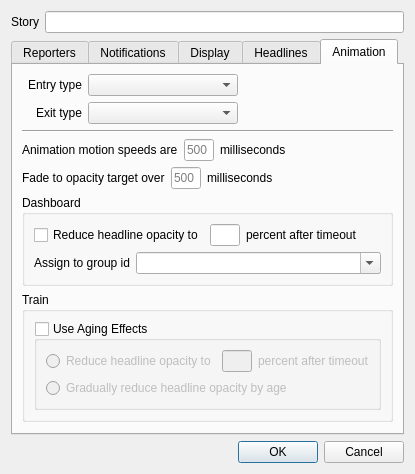
The window that addstorydialog.ui (b0bh00d/Newsroom) describes before a commit, drawn with Qt 5.
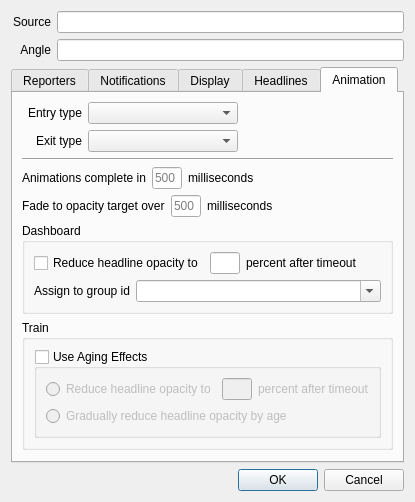
The same window after the commit. The open tabs and pages were chosen to show the change. Icons and pictures are not drawn.

Commit message:
- Refactored the system so that elements covering Stories (Chyrons, Reporters, Producers) all accept and use a single instance of a StoryInfo structure so all settings are consolidated in a single location.
- Corrected a bug in TeamCity that was using the wrong index to access the
report template value.

```diff
--- a/addstorydialog.ui
+++ b/addstorydialog.ui
@@ -7,7 +7,7 @@
     <x>0</x>
     <y>0</y>
     <width>386</width>
-    <height>451</height>
+    <height>479</height>
    </rect>
   </property>
   <property name="windowTitle">
@@ -17,9 +17,15 @@
    <item>
     <layout class="QHBoxLayout" name="horizontalLayout_9">
      <item>
-      <widget class="QLabel" name="label_Target">
+      <widget class="QLabel" name="label_Source">
+       <property name="minimumSize">
+        <size>
+         <width>40</width>
+         <height>0</height>
+        </size>
+       </property>
        <property name="text">
-        <string>Story</string>
+        <string>Source</string>
        </property>
        <property name="alignment">
         <set>Qt::AlignRight|Qt::AlignTrailing|Qt::AlignVCenter</set>
@@ -30,7 +36,38 @@
       </widget>
      </item>
      <item>
-      <widget class="QLineEdit" name="edit_Target"/>
+      <widget class="QLineEdit" name="edit_Source">
+       <property name="toolTip">
+        <string>This is the Source of the Story.  The same Story may be covered by numerous Reporters, each covering a unique Angle.</string>
+       </property>
+      </widget>
+     </item>
+    </layout>
+   </item>
+   <item>
+    <layout class="QHBoxLayout" name="horizontalLayout_15">
+     <item>
+      <widget class="QLabel" name="label_Angle">
+       <property name="minimumSize">
+        <size>
+         <width>40</width>
+         <height>0</height>
+        </size>
+       </property>
+       <property name="text">
+        <string>Angle</string>
+       </property>
+       <property name="alignment">
+        <set>Qt::AlignRight|Qt::AlignTrailing|Qt::AlignVCenter</set>
+       </property>
+      </widget>
+     </item>
+     <item>
+      <widget class="QLineEdit" name="edit_Angle">
+       <property name="toolTip">
+        <string>This is a unique Angle of the Source.  This value should uniquely identify this Story from other Stories that might use the same Source.</string>
+       </property>
+      </widget>
      </item>
     </layout>
    </item>
@@ -692,7 +729,7 @@
          <item>
           <widget class="QLabel" name="label_Fade1_2">
            <property name="text">
-            <string>Animation motion speeds are</string>
+            <string>Animations complete in</string>
            </property>
           </widget>
          </item>
```
Left out of the diff: 13 changed lines with no effect on the pictures. The commit also changes 13 other files.
